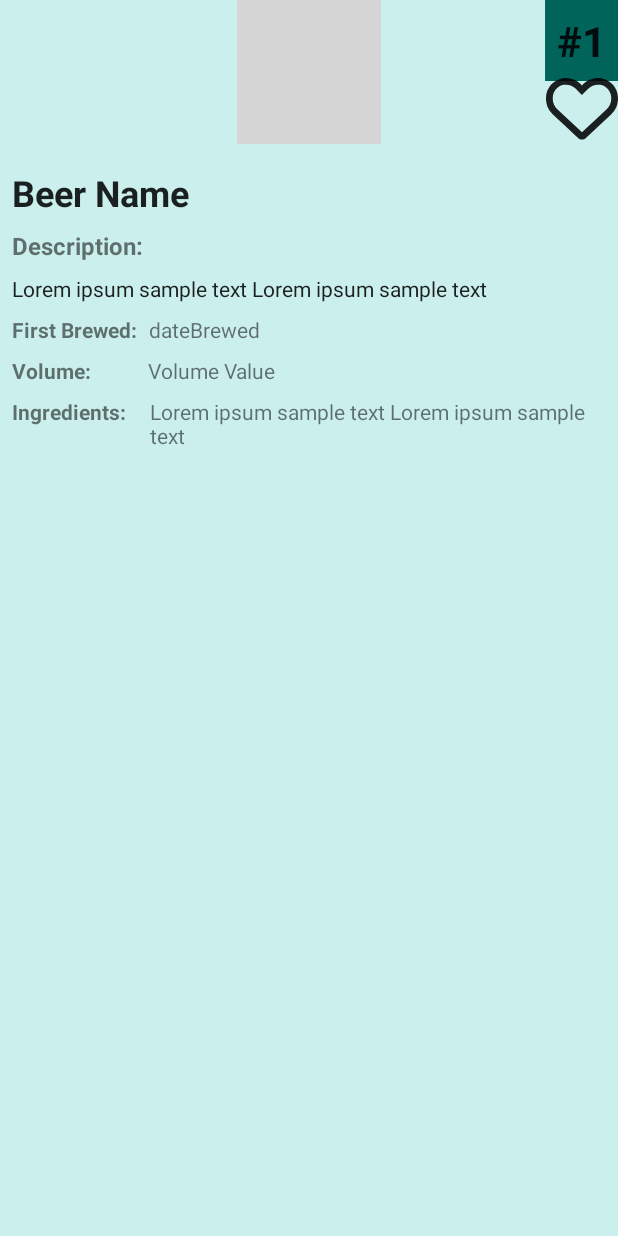
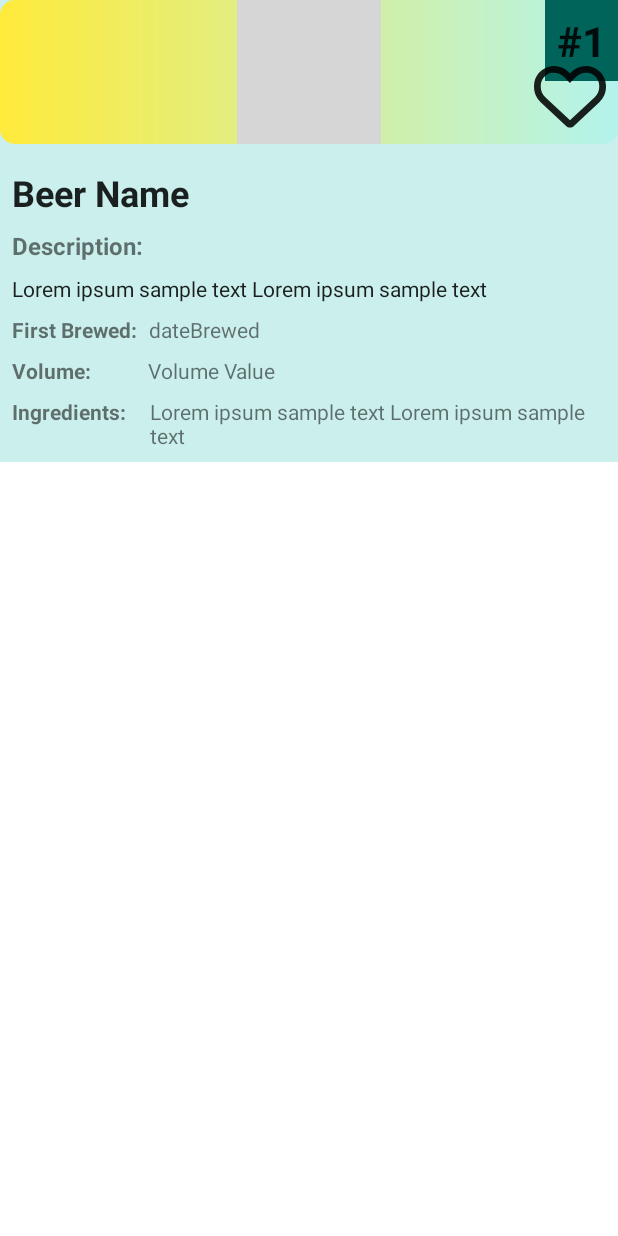
Before and after one commit to adiupd123/BeerBuzz, an Android app: the BeerItemFragment screen opened through its navigation route, on a phone screen of 412 x 824 dp. Run offline under Robolectric (Android 15) with nearby library versions, the phone set to English and light mode, and no system bars; our stand-ins replace Dagger/Hilt's generated code; network calls fail; pictures from the network do not load; grey boxes are pictures that could not be loaded.

```diff
--- a/app/src/main/java/com/adiupd123/beerbuzz/BeerItemFragment.kt
+++ b/app/src/main/java/com/adiupd123/beerbuzz/BeerItemFragment.kt
@@ -5,16 +5,55 @@ import androidx.fragment.app.Fragment
 import android.view.LayoutInflater
 import android.view.View
 import android.view.ViewGroup
+import android.widget.Toast
+import com.adiupd123.beerbuzz.databinding.FragmentBeerItemBinding
+import com.adiupd123.beerbuzz.models.remote.BeersResponseItem
+import com.bumptech.glide.Glide
+import com.google.gson.Gson
 import dagger.hilt.android.AndroidEntryPoint
 
 @AndroidEntryPoint
 class BeerItemFragment : Fragment() {
-
+    private var _binding: FragmentBeerItemBinding ?= null
+    private val binding get() = _binding!!
+    private var beerItem: BeersResponseItem? = null
     override fun onCreateView(
         inflater: LayoutInflater, container: ViewGroup?,
         savedInstanceState: Bundle?
     ): View? {
+        _binding = FragmentBeerItemBinding.inflate(inflater, container, false)
         // Inflate the layout for this fragment
-        return inflater.inflate(R.layout.fragment_beer_item, container, false)
+        return binding.root
+    }
+
+    override fun onViewCreated(view: View, savedInstanceState: Bundle?) {
+        super.onViewCreated(view, savedInstanceState)
+        val jsonBeerItem = arguments?.getString("beerItem")
+        if(jsonBeerItem != null){
+            beerItem = Gson().fromJson(jsonBeerItem, BeersResponseItem::class.java)
+            beerItem?.let {
+                binding.beerIdTextView.text = "#" + it.id
+                binding.beerNameTextView.text = it.name
+                Glide.with(binding.beerImageView)
+                    .load(it.image_url)
+                    .placeholder(R.drawable.beer_item_image)
+                    .into(binding.beerImageView)
+                binding.beerDescTextView.text = it.description
+                binding.fbValTV.text = it.first_brewed
+                val ingredients = "Hops: " + it.ingredients.hops.toString() + "\n" +
+                        "Malts: " + it.ingredients.malt.toString() + "\n" +
+                        "Yeast: " + it.ingredients.yeast.toString()
+                binding.ingredientsValTV.text = ingredients
+                val volume = it.volume.value.toString() + " " + it.volume.unit
+                binding.volValTV.text = volume
+            }
+        } else{
+            Toast.makeText(requireContext(), "Could not retrieve data", Toast.LENGTH_SHORT).show()
+        }
+    }
+
+    override fun onDestroyView() {
+        super.onDestroyView()
+        _binding = null
     }
 }
--- /dev/null
+++ b/app/src/main/java/com/adiupd123/beerbuzz/models/local/FavouritedBeers.kt
@@ -0,0 +1,6 @@
+package com.adiupd123.beerbuzz.models.local
+
+data class FavouritedBeers(
+    val id: Int,
+    val liked: Boolean
+)
--- a/app/src/main/res/layout/fragment_beer_item.xml
+++ b/app/src/main/res/layout/fragment_beer_item.xml
@@ -1,12 +1,25 @@
 <?xml version="1.0" encoding="utf-8"?>
-<androidx.constraintlayout.widget.ConstraintLayout
+<ScrollView
     xmlns:android="http://schemas.android.com/apk/res/android"
     xmlns:app="http://schemas.android.com/apk/res-auto"
     xmlns:tools="http://schemas.android.com/tools"
     android:layout_width="match_parent"
-    android:layout_height="match_parent"
+    android:layout_height="wrap_content">
+
+    <androidx.constraintlayout.widget.ConstraintLayout
+        android:layout_width="match_parent"
+        android:layout_height="wrap_content"
         style="@style/main_background_switcher"
         tools:context=".BeerItemFragment">
+
+        <androidx.constraintlayout.widget.ConstraintLayout
+            android:id="@+id/constraintLayout"
+            android:layout_width="match_parent"
+            android:layout_height="wrap_content"
+            app:layout_constraintEnd_toEndOf="parent"
+            app:layout_constraintStart_toStartOf="parent"
+            app:layout_constraintTop_toTopOf="parent"
+            android:background="@drawable/beer_item_backdrop">
 
             <com.google.android.material.imageview.ShapeableImageView
                 android:id="@+id/beer_imageView"
@@ -37,10 +50,13 @@
                 android:layout_width="48dp"
                 android:layout_height="48dp"
                 android:clickable="true"
+                android:layout_marginEnd="8dp"
+                android:layout_marginBottom="8dp"
                 android:contentDescription="@string/likebtn"
                 android:src="@drawable/ic_like"
                 app:layout_constraintBottom_toBottomOf="@+id/beer_imageView"
                 app:layout_constraintEnd_toEndOf="parent" />
+        </androidx.constraintlayout.widget.ConstraintLayout>
 
         <LinearLayout
             android:layout_width="match_parent"
@@ -50,7 +66,7 @@
             app:layout_constraintEnd_toEndOf="parent"
             app:layout_constraintHorizontal_bias="1.0"
             app:layout_constraintStart_toStartOf="parent"
-        app:layout_constraintTop_toBottomOf="@id/beer_imageView">
+            app:layout_constraintTop_toBottomOf="@id/constraintLayout">
 
             <TextView
                 android:id="@+id/beerName_textView"
@@ -138,3 +154,4 @@
         </LinearLayout>
 
     </androidx.constraintlayout.widget.ConstraintLayout>
+</ScrollView>
--- a/app/src/main/res/layout/fragment_search.xml
+++ b/app/src/main/res/layout/fragment_search.xml
@@ -47,10 +47,11 @@
             android:layout_height="wrap_content"
             android:layout_marginTop="16dp"
             app:layoutManager="androidx.recyclerview.widget.GridLayoutManager"
-            app:spanCount="2"
             app:layout_constraintEnd_toEndOf="parent"
+            app:layout_constraintHorizontal_bias="0.0"
             app:layout_constraintStart_toStartOf="parent"
             app:layout_constraintTop_toBottomOf="@+id/search_editText"
+            app:spanCount="2"
             tools:listitem="@layout/beer_item" />
 
         <ProgressBar
--- a/app/src/main/res/navigation/nav_graph.xml
+++ b/app/src/main/res/navigation/nav_graph.xml
@@ -12,16 +12,20 @@
         tools:layout="@layout/fragment_main" >
         <action
             android:id="@+id/action_mainFragment_to_searchFragment"
-            app:destination="@id/searchFragment" />
+            app:destination="@id/searchFragment"
+            app:popUpTo="@id/mainFragment" />
         <action
             android:id="@+id/action_mainFragment_to_favouritesFragment"
-            app:destination="@id/favouritesFragment" />
+            app:destination="@id/favouritesFragment"
+            app:popUpTo="@id/mainFragment" />
         <action
             android:id="@+id/action_mainFragment_to_beerItemFragment2"
-            app:destination="@id/beerItemFragment" />
+            app:destination="@id/beerItemFragment"
+            app:popUpTo="@id/mainFragment" />
         <action
             android:id="@+id/action_mainFragment_to_QRScannerFragment"
-            app:destination="@id/QRScannerFragment" />
+            app:destination="@id/QRScannerFragment"
+            app:popUpTo="@id/mainFragment" />
     </fragment>
     <fragment
         android:id="@+id/beerItemFragment"
@@ -40,7 +44,8 @@
         tools:layout="@layout/fragment_search" >
         <action
             android:id="@+id/action_searchFragment_to_beerItemFragment"
-            app:destination="@id/beerItemFragment" />
+            app:destination="@id/beerItemFragment"
+            app:popUpTo="@id/searchFragment" />
     </fragment>
     <fragment
         android:id="@+id/favouritesFragment"
```
Also changed, not shown: app/src/main/java/com/adiupd123/beerbuzz/SearchFragment.kt (+15 -3 lines), app/src/main/java/com/adiupd123/beerbuzz/adapters/BeerAdapter.kt (+7 -2 lines). Lines whose indentation alone changed are shown as unchanged.
